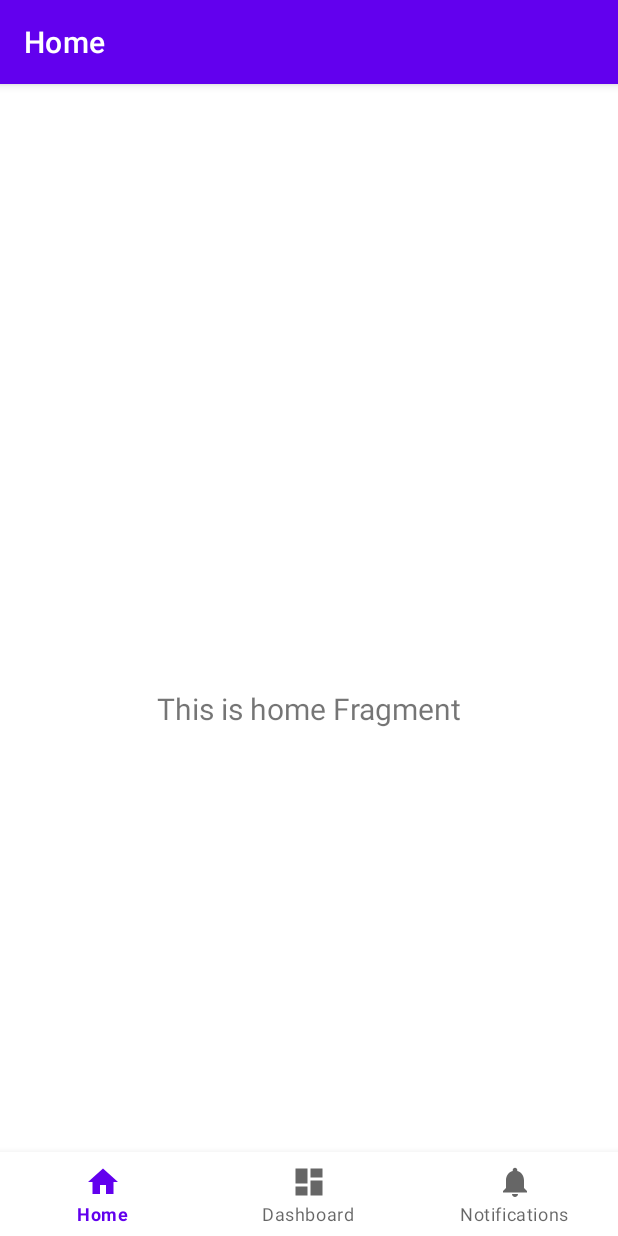
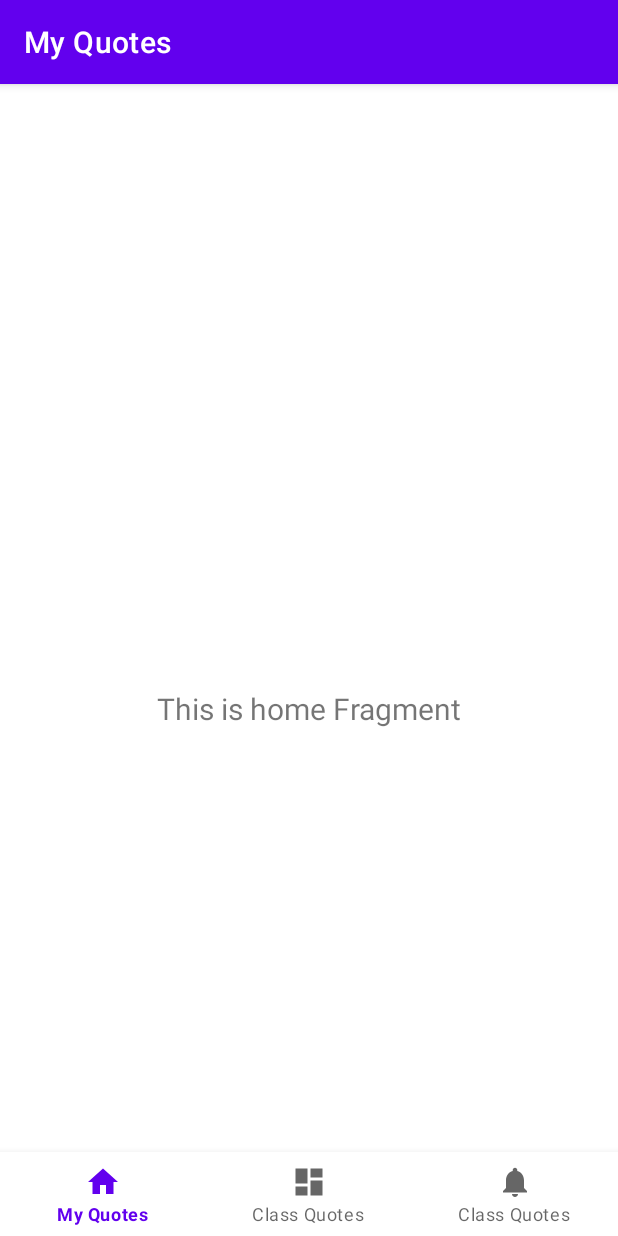
Before and after one commit to puspawahyuningtias/-IF06SC1-18102137-PUSPA-WAHYUNINGTIAS-, an Android app: the screen it shows after launch (MainActivity), on a phone screen of 412 x 824 dp. Run offline under Robolectric (Android 15) with nearby library versions, the phone set to English and light mode, and no system bars; our stand-ins replace navigation-ui.

Commit message:
menyesuaikan tampilan

```diff
--- a/Praktikum14/app/src/main/java/com/puspawahyuningtias_18102137/praktikum14/MainActivity.kt
+++ b/Praktikum14/app/src/main/java/com/puspawahyuningtias_18102137/praktikum14/MainActivity.kt
@@ -19,7 +19,7 @@ class MainActivity : AppCompatActivity() {
         // Passing each menu ID as a set of Ids because each
         // menu should be considered as top level destinations.
         val appBarConfiguration = AppBarConfiguration(setOf(
-                R.id.navigation_home, R.id.navigation_dashboard, R.id.navigation_notifications))
+                R.id.navigation_my_quotes, R.id.navigation_class_quotes, R.id.navigation_global_quotes))
         setupActionBarWithNavController(navController, appBarConfiguration)
         navView.setupWithNavController(navController)
     }
--- a/Praktikum14/app/src/main/res/menu/bottom_nav_menu.xml
+++ b/Praktikum14/app/src/main/res/menu/bottom_nav_menu.xml
@@ -2,18 +2,18 @@
 <menu xmlns:android="http://schemas.android.com/apk/res/android">
 
     <item
-        android:id="@+id/navigation_home"
+        android:id="@+id/navigation_my_quotes"
         android:icon="@drawable/ic_home_black_24dp"
-        android:title="@string/title_home" />
+        android:title="@string/title_my_quotes" />
 
     <item
-        android:id="@+id/navigation_dashboard"
+        android:id="@+id/navigation_class_quotes"
         android:icon="@drawable/ic_dashboard_black_24dp"
-        android:title="@string/title_dashboard" />
+        android:title="@string/title_class_quotes" />
 
     <item
-        android:id="@+id/navigation_notifications"
+        android:id="@+id/navigation_global_quotes"
         android:icon="@drawable/ic_notifications_black_24dp"
-        android:title="@string/title_notifications" />
+        android:title="@string/title_class_quotes" />
 
 </menu>
--- a/Praktikum14/app/src/main/res/navigation/mobile_navigation.xml
+++ b/Praktikum14/app/src/main/res/navigation/mobile_navigation.xml
@@ -3,23 +3,23 @@
     xmlns:app="http://schemas.android.com/apk/res-auto"
     xmlns:tools="http://schemas.android.com/tools"
     android:id="@+id/mobile_navigation"
-    app:startDestination="@+id/navigation_home">
+    app:startDestination="@+id/navigation_my_quotes">
 
     <fragment
-        android:id="@+id/navigation_home"
+        android:id="@+id/navigation_my_quotes"
         android:name="com.puspawahyuningtias_18102137.praktikum14.ui.globalquotes.GlobalQuotesFragment"
-        android:label="@string/title_home"
+        android:label="@string/title_my_quotes"
         tools:layout="@layout/fragment_global_quotes" />
 
     <fragment
-        android:id="@+id/navigation_dashboard"
+        android:id="@+id/navigation_class_quotes"
         android:name="com.puspawahyuningtias_18102137.praktikum14.ui.classquotes.ClassQuotesFragment"
-        android:label="@string/title_dashboard"
+        android:label="@string/title_class_quotes"
         tools:layout="@layout/fragment_class_quotes" />
 
     <fragment
-        android:id="@+id/navigation_notifications"
+        android:id="@+id/navigation_global_quotes"
         android:name="com.puspawahyuningtias_18102137.praktikum14.ui.myquotes.HomeViewModel"
-        android:label="@string/title_notifications"
-        tools:layout="@layout/fragment_my_quotes" />
+        android:label="@string/title_global_quotes"
+        tools:layout="@layout/fragment_global_quotes" />
 </navigation>
--- a/Praktikum14/app/src/main/res/values/strings.xml
+++ b/Praktikum14/app/src/main/res/values/strings.xml
@@ -3,4 +3,7 @@
     <string name="title_home">Home</string>
     <string name="title_dashboard">Dashboard</string>
     <string name="title_notifications">Notifications</string>
+    <string name="title_my_quotes">My Quotes</string>
+    <string name="title_class_quotes">Class Quotes</string>
+    <string name="title_global_quotes">Global Quotes</string>
 </resources>
```
